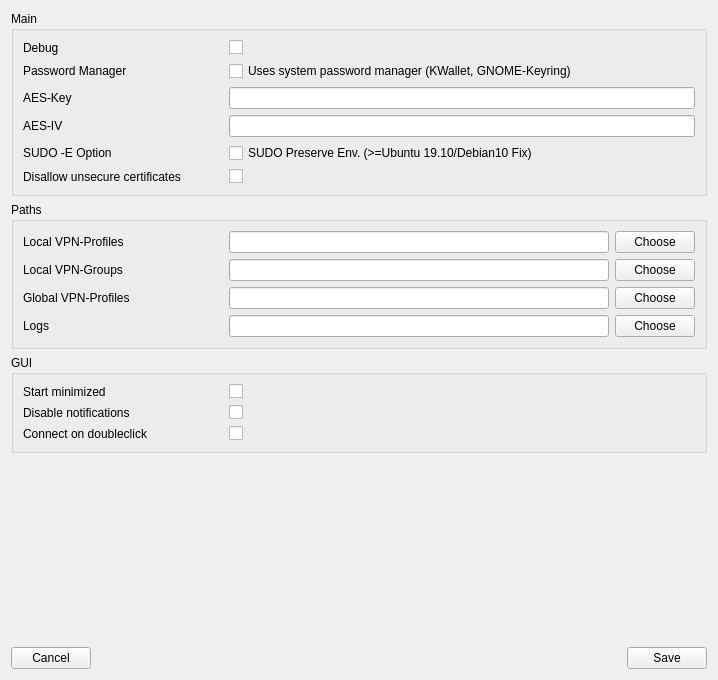
Above: openfortigui/vpnsetting.ui from theinvisible/openfortigui before the change. Below: the same form after it.
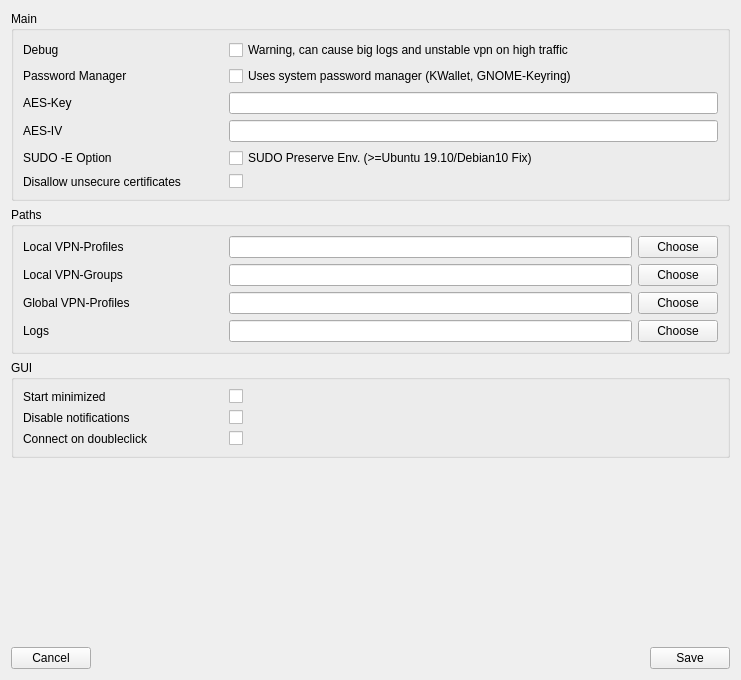
That is the form after the change.

The edit to the form file:
```diff
--- a/openfortigui/vpnsetting.ui
+++ b/openfortigui/vpnsetting.ui
@@ -6,7 +6,7 @@
    <rect>
     <x>0</x>
     <y>0</y>
-    <width>718</width>
+    <width>741</width>
     <height>680</height>
    </rect>
   </property>
@@ -38,7 +38,7 @@
         <item row="0" column="1">
          <widget class="QCheckBox" name="cbDebug">
           <property name="text">
-           <string/>
+           <string>Warning, can cause big logs and unstable vpn on high traffic</string>
           </property>
          </widget>
         </item>
```
